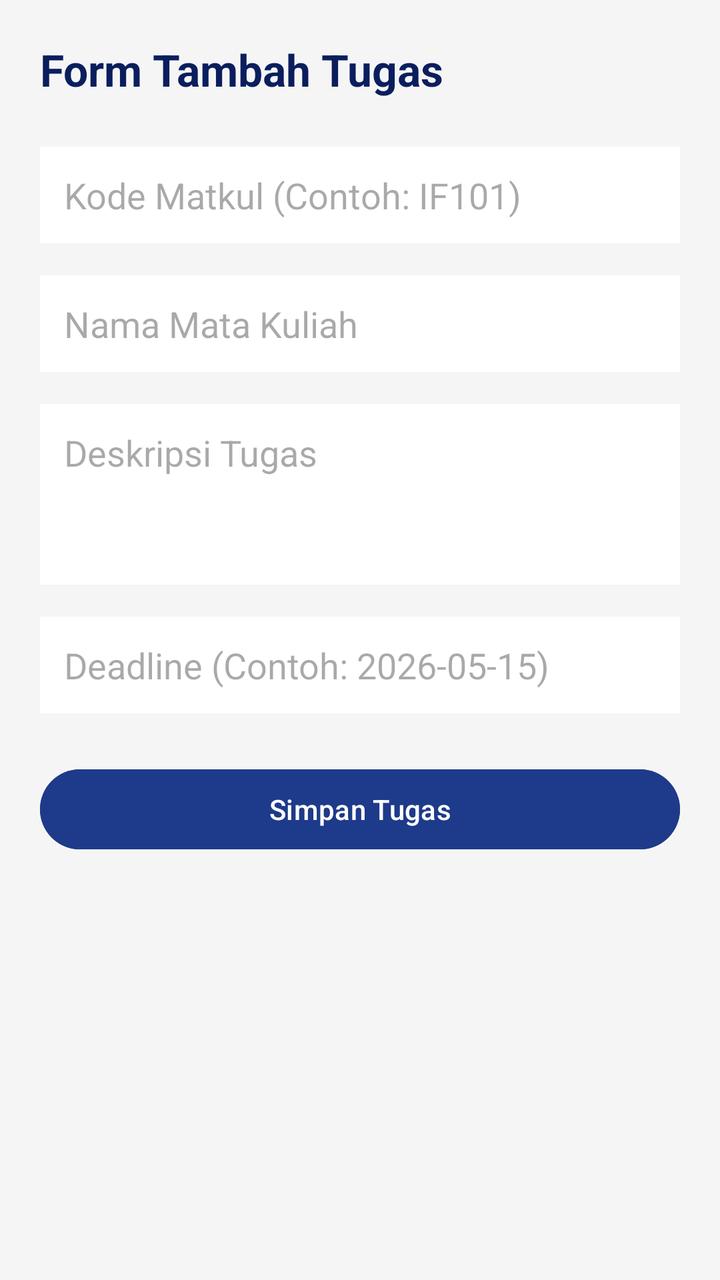
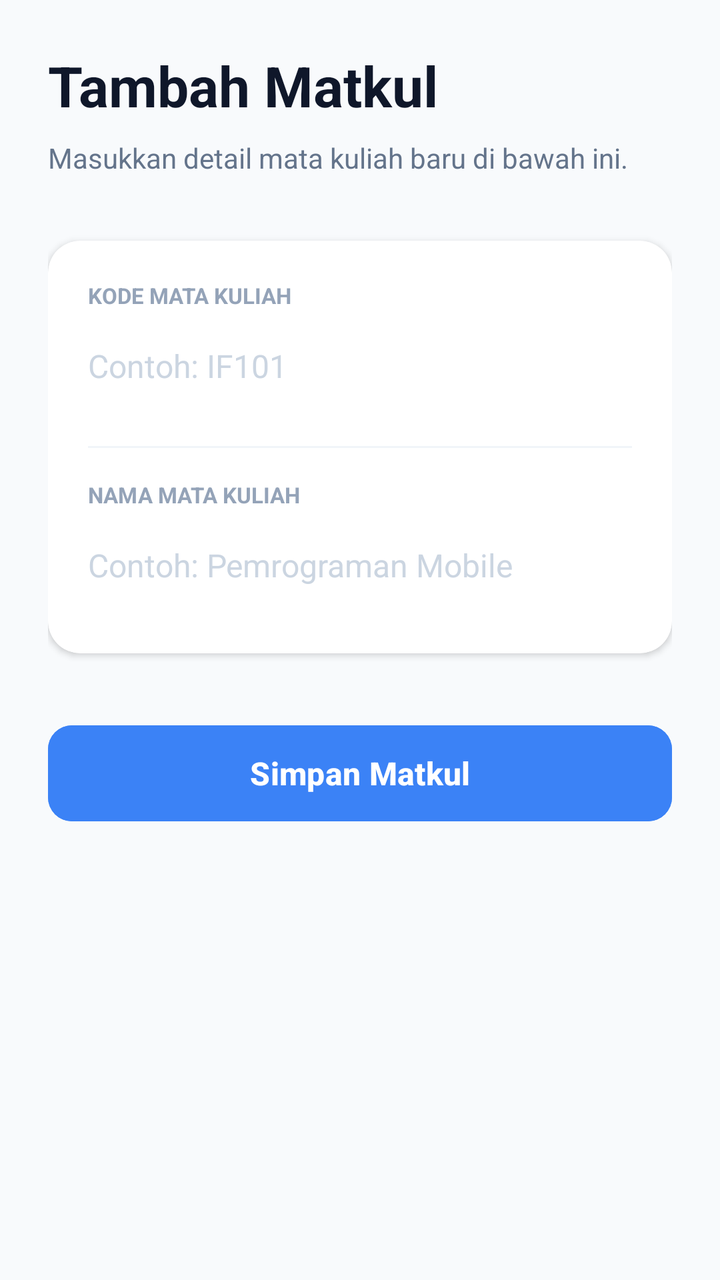

Two renders of the same Android screen: before a commit and after it. Below are the layout's source before the change and the commit's diff.
<!-- AndroidManifest.xml: application theme Theme.Tugas -->
<!-- res/layout/activity_tambah_tugas.xml -->
<?xml version="1.0" encoding="utf-8"?>
<LinearLayout xmlns:android="http://schemas.android.com/apk/res/android"
    android:id="@+id/main"
    android:layout_width="match_parent"
    android:layout_height="match_parent"
    android:orientation="vertical"
    android:padding="20dp"
    android:background="#F5F5F5">

    <TextView
        android:layout_width="match_parent"
        android:layout_height="wrap_content"
        android:text="Form Tambah Tugas"
        android:textSize="22sp"
        android:textStyle="bold"
        android:textColor="#0A1E5E"
        android:layout_marginBottom="24dp"/>

    <EditText
        android:id="@+id/et_kode_matkul"
        android:layout_width="match_parent"
        android:layout_height="wrap_content"
        android:hint="Kode Matkul (Contoh: IF101)"
        android:background="@android:color/white"
        android:padding="12dp"
        android:layout_marginBottom="16dp"/>

    <EditText
        android:id="@+id/et_nama_matkul"
        android:layout_width="match_parent"
        android:layout_height="wrap_content"
        android:hint="Nama Mata Kuliah"
        android:background="@android:color/white"
        android:padding="12dp"
        android:layout_marginBottom="16dp"/>

    <EditText
        android:id="@+id/et_tugas"
        android:layout_width="match_parent"
        android:layout_height="wrap_content"
        android:hint="Deskripsi Tugas"
        android:background="@android:color/white"
        android:padding="12dp"
        android:lines="3"
        android:gravity="top"
        android:layout_marginBottom="16dp"/>

    <EditText
        android:id="@+id/et_deadline"
        android:layout_width="match_parent"
        android:layout_height="wrap_content"
        android:hint="Deadline (Contoh: 2026-05-15)"
        android:background="@android:color/white"
        android:padding="12dp"
        android:layout_marginBottom="24dp"/>

    <Button
        android:id="@+id/btn_simpan"
        android:layout_width="match_parent"
        android:layout_height="wrap_content"
        android:text="Simpan Tugas"
        android:backgroundTint="#1E3A8A"
        android:textColor="#FFFFFF" />

</LinearLayout>
<!-- resources referenced by this layout -->
<resources>
  <style name="Theme.Tugas" parent="Base.Theme.Tugas" />
  <style name="Base.Theme.Tugas" parent="Theme.Material3.DayNight.NoActionBar">
          
          
      </style>
</resources>

<!-- the commit's change to res/layout/activity_tambah_tugas.xml (unified diff, before → after) -->
@@ -1,65 +1,100 @@
 <?xml version="1.0" encoding="utf-8"?>
 <LinearLayout xmlns:android="http://schemas.android.com/apk/res/android"
+    xmlns:app="http://schemas.android.com/apk/res-auto"
     android:id="@+id/main"
     android:layout_width="match_parent"
     android:layout_height="match_parent"
+    android:background="#F8FAFC"
     android:orientation="vertical"
-    android:padding="20dp"
-    android:background="#F5F5F5">
+    android:padding="24dp">
 
     <TextView
+        android:layout_width="wrap_content"
+        android:layout_height="wrap_content"
+        android:text="Tambah Matkul"
+        android:textColor="#0F172A"
+        android:textSize="28sp"
+        android:textStyle="bold"
+        android:layout_marginBottom="8dp"/>
+
+    <TextView
+        android:layout_width="wrap_content"
+        android:layout_height="wrap_content"
+        android:text="Masukkan detail mata kuliah baru di bawah ini."
+        android:textColor="#64748B"
+        android:textSize="14sp"
+        android:layout_marginBottom="32dp"/>
+
+    <androidx.cardview.widget.CardView
         android:layout_width="match_parent"
         android:layout_height="wrap_content"
-        android:text="Form Tambah Tugas"
-        android:textSize="22sp"
-        android:textStyle="bold"
-        android:textColor="#0A1E5E"
-        android:layout_marginBottom="24dp"/>
+        app:cardCornerRadius="16dp"
+        app:cardElevation="2dp"
+        app:cardBackgroundColor="@android:color/white"
+        android:layout_marginBottom="32dp">
 
-    <EditText
-        android:id="@+id/et_kode_matkul"
-        android:layout_width="match_parent"
-        android:layout_height="wrap_content"
-        android:hint="Kode Matkul (Contoh: IF101)"
-        android:background="@android:color/white"
-        android:padding="12dp"
-        android:layout_marginBottom="16dp"/>
+        <LinearLayout
+            android:layout_width="match_parent"
+            android:layout_height="wrap_content"
+            android:orientation="vertical"
+            android:padding="20dp">
 
-    <EditText
-        android:id="@+id/et_nama_matkul"
-        android:layout_width="match_parent"
-        android:layout_height="wrap_content"
-        android:hint="Nama Mata Kuliah"
-        android:background="@android:color/white"
-        android:padding="12dp"
-        android:layout_marginBottom="16dp"/>
+            <TextView
+                android:layout_width="wrap_content"
+                android:layout_height="wrap_content"
+                android:text="KODE MATA KULIAH"
+                android:textSize="11sp"
+                android:textStyle="bold"
+                android:textColor="#94A3B8"
+                android:layout_marginBottom="4dp"/>
 
-    <EditText
-        android:id="@+id/et_tugas"
-        android:layout_width="match_parent"
-        android:layout_height="wrap_content"
-        android:hint="Deskripsi Tugas"
-        android:background="@android:color/white"
-        android:padding="12dp"
-        android:lines="3"
-        android:gravity="top"
-        android:layout_marginBottom="16dp"/>
+            <EditText
+                android:id="@+id/et_kode_matkul"
+                android:layout_width="match_parent"
+                android:layout_height="48dp"
+                android:background="@android:color/transparent"
+                android:hint="Contoh: IF101"
+                android:textColorHint="#CBD5E1"
+                android:textColor="#1E293B"
+                android:textSize="16sp"
+                android:layout_marginBottom="16dp"/>
 
-    <EditText
-        android:id="@+id/et_deadline"
-        android:layout_width="match_parent"
-        android:layout_height="wrap_content"
-        android:hint="Deadline (Contoh: 2026-05-15)"
-        android:background="@android:color/white"
-        android:padding="12dp"
-        android:layout_marginBottom="24dp"/>
+            <View
+                android:layout_width="match_parent"
+                android:layout_height="1dp"
+                android:background="#F1F5F9"
+                android:layout_marginBottom="16dp"/>
+
+            <TextView
+                android:layout_width="wrap_content"
+                android:layout_height="wrap_content"
+                android:text="NAMA MATA KULIAH"
+                android:textSize="11sp"
+                android:textStyle="bold"
+                android:textColor="#94A3B8"
+                android:layout_marginBottom="4dp"/>
+
+            <EditText
+                android:id="@+id/et_nama_matkul"
+                android:layout_width="match_parent"
+                android:layout_height="48dp"
+                android:background="@android:color/transparent"
+                android:hint="Contoh: Pemrograman Mobile"
+                android:textColorHint="#CBD5E1"
+                android:textColor="#1E293B"
+                android:textSize="16sp"/>
+        </LinearLayout>
+    </androidx.cardview.widget.CardView>
 
     <Button
         android:id="@+id/btn_simpan"
         android:layout_width="match_parent"
-        android:layout_height="wrap_content"
-        android:text="Simpan Tugas"
-        android:backgroundTint="#1E3A8A"
-        android:textColor="#FFFFFF" />
-
+        android:layout_height="56dp"
+        android:text="Simpan Matkul"
+        android:textAllCaps="false"
+        android:textSize="16sp"
+        android:textStyle="bold"
+        android:textColor="@android:color/white"
+        android:backgroundTint="#3B82F6"
+        app:cornerRadius="12dp"/>
 </LinearLayout>
